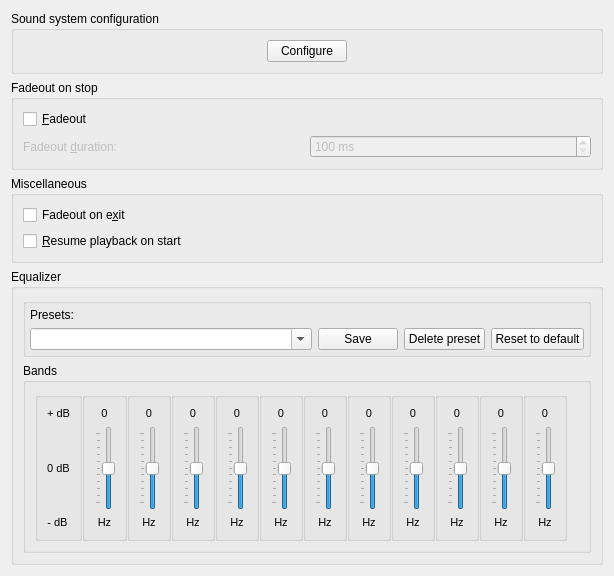
Before: the Qt Designer form src/configdialog/dialogs/PlaybackConfig.ui in KDE/amarok, drawn with Qt 5.
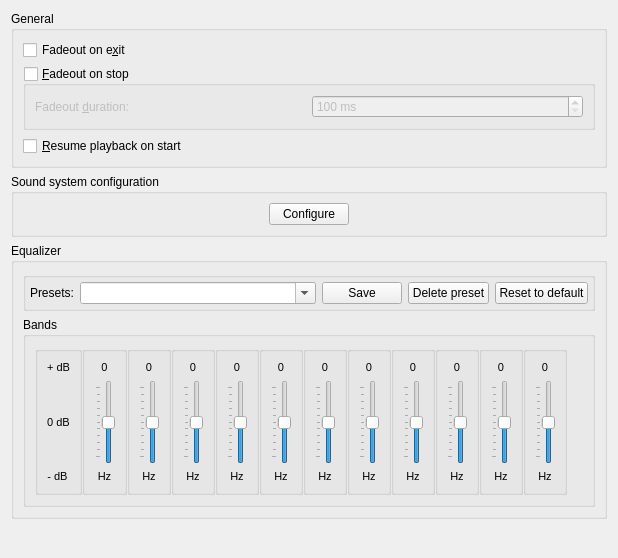
After: the same form once the commit is applied.

Commit message: Rearrange some configdialogs widgets.

```diff
--- a/src/configdialog/dialogs/PlaybackConfig.ui
+++ b/src/configdialog/dialogs/PlaybackConfig.ui
@@ -6,12 +6,12 @@
    <rect>
     <x>0</x>
     <y>0</y>
-    <width>614</width>
-    <height>556</height>
+    <width>618</width>
+    <height>558</height>
    </rect>
   </property>
   <layout class="QGridLayout" name="gridLayout_5">
-   <item row="0" column="0">
+   <item row="3" column="0">
     <widget class="QGroupBox" name="groupBox_2">
      <property name="title">
       <string>Sound system configuration</string>
@@ -33,94 +33,7 @@
      </layout>
     </widget>
    </item>
-   <item row="1" column="0">
-    <widget class="QGroupBox" name="opt_crossfade_2">
-     <property name="whatsThis">
-      <string>&lt;b&gt;Quit Behavior&lt;/b&gt;
-&lt;p&gt;On exit, Amarok can slowly fade the volume of the playing track (which is configurable), or stop playback immediately.&lt;/p&gt;</string>
-     </property>
-     <property name="title">
-      <string>Fadeout on stop</string>
-     </property>
-     <layout class="QGridLayout" name="gridLayout">
-      <item row="0" column="0">
-       <widget class="QCheckBox" name="kcfg_Fadeout">
-        <property name="text">
-         <string>&amp;Fadeout</string>
-        </property>
-       </widget>
-      </item>
-      <item row="1" column="0">
-       <widget class="QLabel" name="fadeoutLengthLabel">
-        <property name="enabled">
-         <bool>false</bool>
-        </property>
-        <property name="text">
-         <string>Fadeout &amp;duration:</string>
-        </property>
-        <property name="buddy">
-         <cstring>kcfg_FadeoutLength</cstring>
-        </property>
-       </widget>
-      </item>
-      <item row="1" column="1">
-       <widget class="QSpinBox" name="kcfg_FadeoutLength">
-        <property name="enabled">
-         <bool>false</bool>
-        </property>
-        <property name="toolTip">
-         <string>The length of the fadeout, in milliseconds.</string>
-        </property>
-        <property name="suffix">
-         <string> ms</string>
-        </property>
-        <property name="minimum">
-         <number>100</number>
-        </property>
-        <property name="maximum">
-         <number>99999999</number>
-        </property>
-        <property name="singleStep">
-         <number>100</number>
-        </property>
-        <property name="value">
-         <number>100</number>
-        </property>
-       </widget>
-      </item>
-     </layout>
-    </widget>
-   </item>
-   <item row="2" column="0">
-    <widget class="QGroupBox" name="groupBox">
-     <property name="title">
-      <string>Miscellaneous</string>
-     </property>
-     <layout class="QGridLayout" name="gridLayout_3">
-      <item row="1" column="0">
-       <widget class="QCheckBox" name="kcfg_FadeoutOnExit">
-        <property name="toolTip">
-         <string>If checked, Amarok will fade out the music on program exit.</string>
-        </property>
-        <property name="text">
-         <string>Fadeout on e&amp;xit</string>
-        </property>
-       </widget>
-      </item>
-      <item row="2" column="0">
-       <widget class="QCheckBox" name="kcfg_ResumePlayback">
-        <property name="toolTip">
-         <string>If checked, Amarok will&lt;br&gt;resume playback from where you left it the previous session -- just like a tape-player.</string>
-        </property>
-        <property name="text">
-         <string>&amp;Resume playback on start</string>
-        </property>
-       </widget>
-      </item>
-     </layout>
-    </widget>
-   </item>
-   <item row="3" column="0">
+   <item row="5" column="0">
     <widget class="QGroupBox" name="EqualizerGroupBox">
      <property name="sizePolicy">
       <sizepolicy hsizetype="MinimumExpanding" vsizetype="MinimumExpanding">
@@ -144,14 +57,7 @@
          <property name="margin">
           <number>4</number>
          </property>
-         <item row="0" column="0">
-          <widget class="QLabel" name="eqPresetslabel">
-           <property name="text">
-            <string>Presets:</string>
-           </property>
-          </widget>
-         </item>
-         <item row="1" column="0">
+         <item row="1" column="1">
           <widget class="QComboBox" name="eqPresets">
            <property name="sizePolicy">
             <sizepolicy hsizetype="Expanding" vsizetype="Fixed">
@@ -167,7 +73,7 @@
            </property>
           </widget>
          </item>
-         <item row="1" column="1">
+         <item row="1" column="2">
           <widget class="QPushButton" name="eqPresetSaveBtn">
            <property name="sizePolicy">
             <sizepolicy hsizetype="Fixed" vsizetype="Fixed">
@@ -183,7 +89,7 @@
            </property>
           </widget>
          </item>
-         <item row="1" column="2">
+         <item row="1" column="3">
           <widget class="QPushButton" name="eqPresetDeleteBtn">
            <property name="sizePolicy">
             <sizepolicy hsizetype="Fixed" vsizetype="Fixed">
@@ -199,7 +105,7 @@
            </property>
           </widget>
          </item>
-         <item row="1" column="3">
+         <item row="1" column="4">
           <widget class="QPushButton" name="eqPresetResetBtn">
            <property name="sizePolicy">
             <sizepolicy hsizetype="Fixed" vsizetype="Fixed">
@@ -215,6 +121,13 @@
            </property>
           </widget>
          </item>
+         <item row="1" column="0">
+          <widget class="QLabel" name="eqPresetslabel">
+           <property name="text">
+            <string>Presets:</string>
+           </property>
+          </widget>
+         </item>
         </layout>
        </widget>
       </item>
@@ -1401,6 +1314,108 @@
      </layout>
     </widget>
    </item>
+   <item row="6" column="0">
+    <spacer name="verticalSpacer">
+     <property name="orientation">
+      <enum>Qt::Vertical</enum>
+     </property>
+     <property name="sizeHint" stdset="0">
+      <size>
+       <width>20</width>
+       <height>40</height>
+      </size>
+     </property>
+    </spacer>
+   </item>
+   <item row="0" column="0">
+    <widget class="QGroupBox" name="groupBox">
+     <property name="title">
+      <string>General</string>
+     </property>
+     <layout class="QGridLayout" name="gridLayout_3">
+      <item row="0" column="1">
+       <widget class="QCheckBox" name="kcfg_FadeoutOnExit">
+        <property name="toolTip">
+         <string>If checked, Amarok will fade out the music on program exit.</string>
+        </property>
+        <property name="text">
+         <string>Fadeout on e&amp;xit</string>
+        </property>
+       </widget>
+      </item>
+      <item row="1" column="1">
+       <widget class="QGroupBox" name="kcfg_Fadeout">
+        <property name="whatsThis">
+         <string>&lt;b&gt;Quit Behavior&lt;/b&gt;
+&lt;p&gt;On exit, Amarok can slowly fade the volume of the playing track (which is configurable), or stop playback immediately.&lt;/p&gt;</string>
+        </property>
+        <property name="title">
+         <string>&amp;Fadeout on stop</string>
+        </property>
+        <property name="flat">
+         <bool>true</bool>
+        </property>
+        <property name="checkable">
+         <bool>true</bool>
+        </property>
+        <property name="checked">
+         <bool>false</bool>
+        </property>
+        <layout class="QGridLayout" name="gridLayout">
+         <item row="0" column="0">
+          <widget class="QLabel" name="fadeoutLengthLabel">
+           <property name="enabled">
+            <bool>false</bool>
+           </property>
+           <property name="text">
+            <string>Fadeout &amp;duration:</string>
+           </property>
+           <property name="buddy">
+            <cstring>kcfg_FadeoutLength</cstring>
+           </property>
+          </widget>
+         </item>
+         <item row="0" column="1">
+          <widget class="QSpinBox" name="kcfg_FadeoutLength">
+           <property name="enabled">
+            <bool>false</bool>
+           </property>
+           <property name="toolTip">
+            <string>The length of the fadeout, in milliseconds.</string>
+           </property>
+           <property name="suffix">
+            <string> ms</string>
+           </property>
+           <property name="minimum">
+            <number>100</number>
+           </property>
+           <property name="maximum">
+            <number>99999999</number>
+           </property>
+           <property name="singleStep">
+            <number>100</number>
+           </property>
+           <property name="value">
+            <number>100</number>
+           </property>
+          </widget>
+         </item>
+        </layout>
+       </widget>
+      </item>
+      <item row="2" column="1">
+       <widget class="QCheckBox" name="kcfg_ResumePlayback">
+        <property name="toolTip">
+         <string>If checked, Amarok will&lt;br&gt;resume playback from where you left it the previous session -- just like a tape-player.</string>
+        </property>
+        <property name="text">
+         <string>&amp;Resume playback on start</string>
+        </property>
+       </widget>
+      </item>
+     </layout>
+    </widget>
+   </item>
   </layout>
  </widget>
  <tabstops>
```
Left out of the diff: 6 changed lines with no effect on the pictures. The commit also changes 1 other file.
